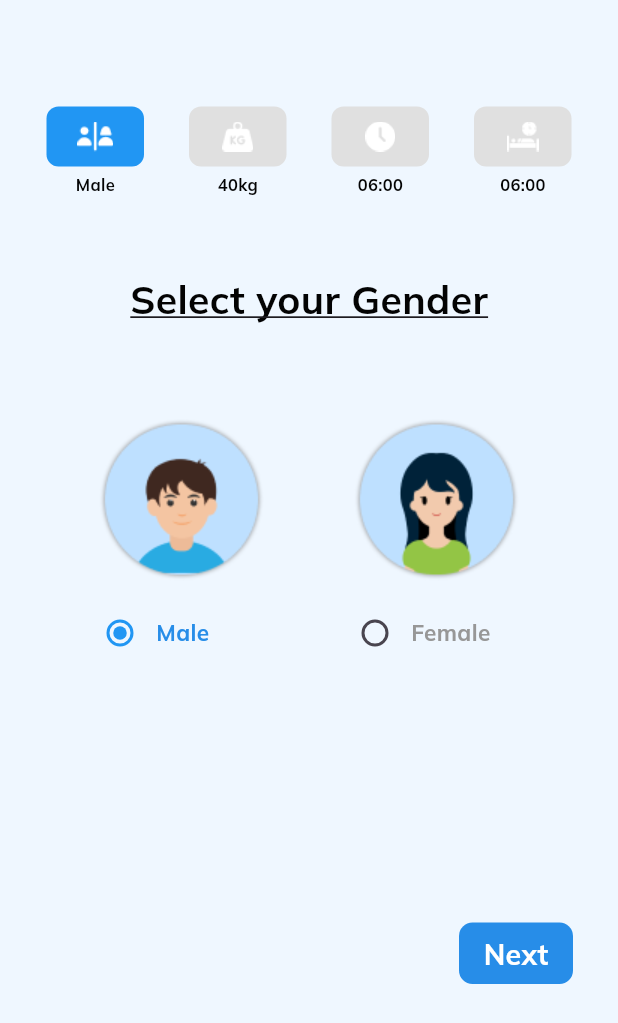
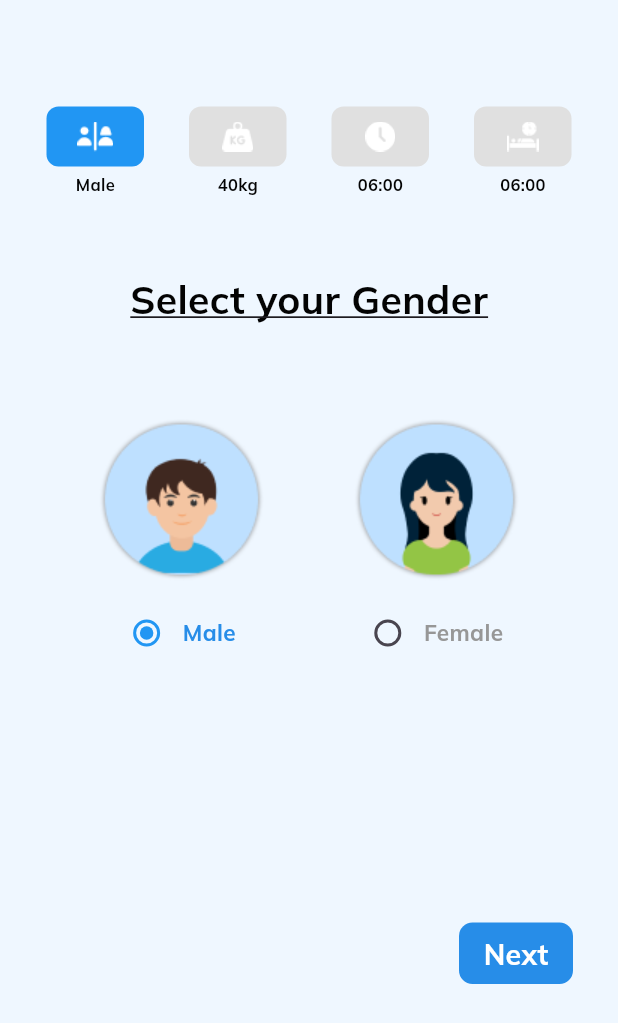
Before and after one commit to Ismailakram300/water_reminder_app, a Flutter app: the screen it shows after launch, on a phone screen of 412 x 824 dp. Shown: the top 1023 px of the screen. Run offline on Flutter 3.47's test engine with Material 3 defaults, Android fonts, the light colour scheme and no system bars; our stand-ins replace liquid_progress_indicator_v2, numberpicker, percent_indicator.

Commit message:
Update gender_step.dart

```diff
--- a/lib/screens/gender_step.dart
+++ b/lib/screens/gender_step.dart
@@ -33,16 +33,19 @@ class GenderStep extends StatelessWidget {
             GestureDetector(
               onTap: () => onChanged('Male'),
               child: Column(
-                crossAxisAlignment: CrossAxisAlignment.start,
+                crossAxisAlignment: CrossAxisAlignment.center,
                 children: [
                   Container(
                     height: 130,
                     width: 130,
                     child: Image.asset('assets/images/male.png'),
                   ),
-                  Row(
+                  Padding(
+                    padding: const EdgeInsets.fromLTRB(0,0,11,0),
+                    child: Row(
                      // mainAxisSize: MainAxisSize.min,
                       children: [
+
                         Radio<String>(
                           value: 'Male',
                           groupValue: selectedGender,
@@ -58,6 +61,7 @@ class GenderStep extends StatelessWidget {
                         ),
                       ],
                     ),
+                  ),
                 ],
               ),
             ),
@@ -66,14 +70,15 @@ class GenderStep extends StatelessWidget {
             GestureDetector(
               onTap: () => onChanged('Female'),
               child: Column(
-                crossAxisAlignment: CrossAxisAlignment.start,
                 children: [
                   Container(
                     height: 130,
                     width: 130,
                     child: Image.asset('assets/images/female.png'),
                   ),
-                  Row(
+                  Padding(
+                    padding: const EdgeInsets.fromLTRB(0,0,12,0),
+                    child: Row(
                       //mainAxisSize: MainAxisSize.min,
                       children: [
                         Radio<String>(
@@ -91,6 +96,7 @@ class GenderStep extends StatelessWidget {
                         ),
                       ],
                     ),
+                  ),
                 ],
               ),
             ),
```
Lines whose indentation alone changed are shown as unchanged.
